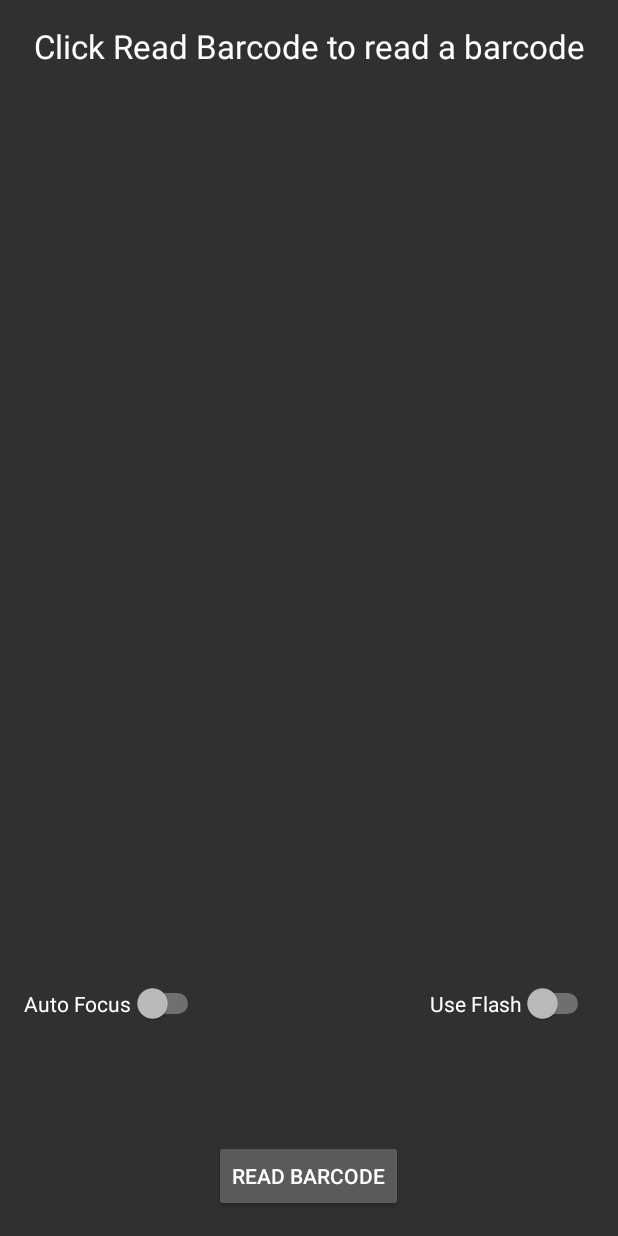
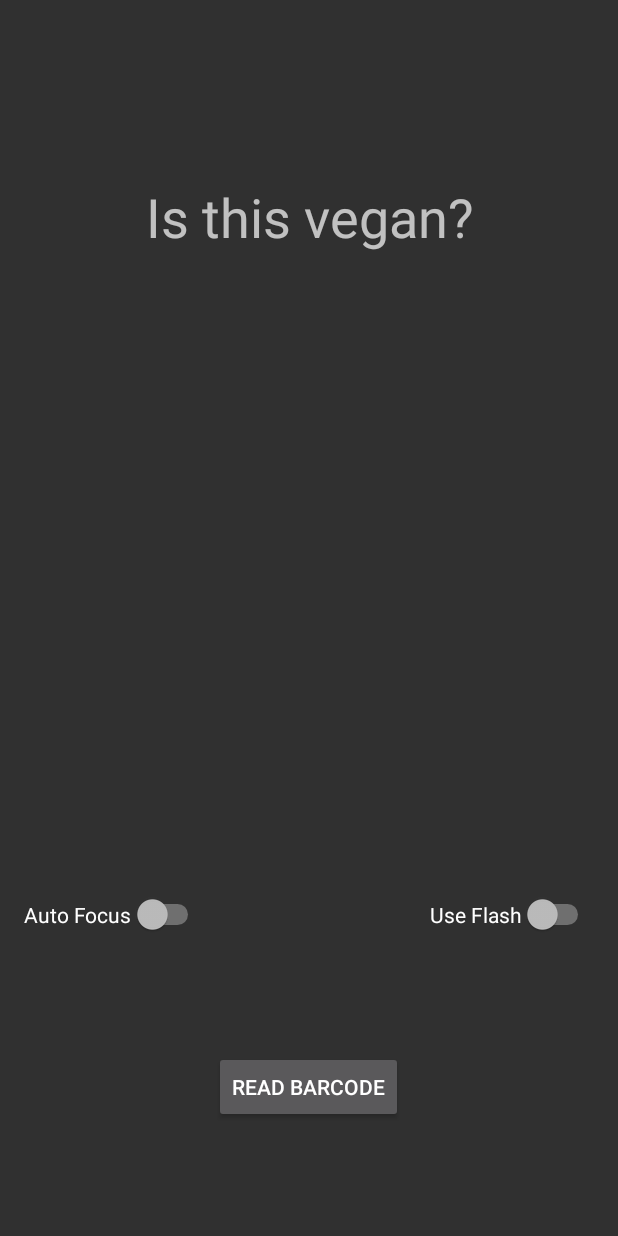
Before and after one commit to v3rena/barcode-reader, an Android app: the screen it shows after launch (MainActivity), on a phone screen of 412 x 824 dp. Run offline under Robolectric (Android 15) with nearby library versions, the phone set to English and light mode, and no system bars.

Commit message:
Layout changed

```diff
--- a/app/build.gradle
+++ b/app/build.gradle
@@ -25,4 +25,5 @@ dependencies {
     // Important - the CameraSource implementation in this project requires version 8.1 or higher.
     compile 'com.google.android.gms:play-services-vision:9.4.0+'
     compile 'com.android.support:design:24.2.0'
+    compile 'com.android.support.constraint:constraint-layout:1.0.2'
 }
--- a/app/src/main/res/layout-land-v17/activity_main.xml
+++ b/app/src/main/res/layout-land-v17/activity_main.xml
@@ -8,14 +8,14 @@
     tools:context="com.google.android.gms.samples.vision.barcodereader.MainActivity">
 
     <TextView
+        android:id="@+id/status_message"
         android:layout_width="match_parent"
         android:layout_height="wrap_content"
-        android:textAppearance="?android:attr/textAppearanceLarge"
+        android:layout_alignParentEnd="true"
+        android:layout_centerHorizontal="true"
         android:text="@string/barcode_header"
-        android:id="@+id/status_message"
-        android:layout_alignParentEnd="true"
         android:textAlignment="center"
-        android:layout_centerHorizontal="true" />
+        android:textSize="36sp" />
 
     <TextView
         android:layout_width="wrap_content"
--- a/app/src/main/res/layout-land/activity_main.xml
+++ b/app/src/main/res/layout-land/activity_main.xml
@@ -8,14 +8,15 @@
     tools:context="com.google.android.gms.samples.vision.barcodereader.MainActivity">
 
     <TextView
+        android:id="@+id/status_message"
         android:layout_width="match_parent"
         android:layout_height="wrap_content"
-        android:textAppearance="?android:attr/textAppearanceLarge"
+        android:layout_alignParentEnd="true"
+        android:layout_alignParentRight="true"
+        android:layout_centerHorizontal="true"
         android:text="@string/barcode_header"
-        android:id="@+id/status_message"
-        android:layout_alignParentRight="true"
-        android:layout_alignParentEnd="true"
-        android:layout_centerHorizontal="true" />
+        android:textAlignment="center"
+        android:textSize="36sp" />
 
     <TextView
         android:layout_width="wrap_content"
--- a/app/src/main/res/layout-v17/activity_main.xml
+++ b/app/src/main/res/layout-v17/activity_main.xml
@@ -8,14 +8,16 @@
     tools:context="com.google.android.gms.samples.vision.barcodereader.MainActivity">
 
     <TextView
+        android:id="@+id/status_message"
         android:layout_width="match_parent"
         android:layout_height="wrap_content"
-        android:textAppearance="?android:attr/textAppearanceLarge"
+        android:layout_alignParentLeft="true"
+        android:layout_alignParentStart="true"
+        android:layout_alignParentTop="true"
+        android:layout_marginTop="104dp"
         android:text="@string/barcode_header"
-        android:id="@+id/status_message"
-        android:layout_alignParentEnd="true"
         android:textAlignment="center"
-        android:layout_centerHorizontal="true" />
+        android:textSize="36sp" />
 
     <TextView
         android:layout_width="wrap_content"
@@ -33,7 +35,8 @@
         android:text="@string/read_barcode"
         android:id="@+id/read_barcode"
         android:layout_alignParentBottom="true"
-        android:layout_centerHorizontal="true" />
+        android:layout_centerHorizontal="true"
+        android:layout_marginBottom="59dp" />
 
     <Switch
         android:layout_width="wrap_content"
--- a/app/src/main/res/layout/activity_main.xml
+++ b/app/src/main/res/layout/activity_main.xml
@@ -8,14 +8,17 @@
     tools:context="com.google.android.gms.samples.vision.barcodereader.MainActivity">
 
     <TextView
+        android:id="@+id/status_message"
         android:layout_width="match_parent"
         android:layout_height="wrap_content"
-        android:textAppearance="?android:attr/textAppearanceLarge"
         android:text="@string/barcode_header"
-        android:id="@+id/status_message"
-        android:layout_alignParentRight="true"
-        android:layout_alignParentEnd="true"
-        android:layout_centerHorizontal="true" />
+        android:textAlignment="center"
+        android:textAllCaps="false"
+        android:textSize="36sp"
+        android:layout_alignParentTop="true"
+        android:layout_alignParentLeft="true"
+        android:layout_alignParentStart="true"
+        android:layout_marginTop="74dp" />
 
     <TextView
         android:layout_width="wrap_content"
@@ -35,18 +38,19 @@
         android:text="@string/read_barcode"
         android:id="@+id/read_barcode"
         android:layout_alignParentBottom="true"
-        android:layout_centerHorizontal="true" />
+        android:layout_centerHorizontal="true"
+        android:layout_marginBottom="70dp" />
 
     <CheckBox
         android:layout_width="wrap_content"
         android:layout_height="wrap_content"
         android:text="@string/auto_focus"
         android:id="@+id/auto_focus"
-        android:layout_below="@+id/barcode_value"
-        android:layout_alignParentLeft="true"
-        android:layout_alignParentStart="true"
-        android:layout_marginTop="66dp"
-        android:checked="false" />
+        android:checked="false"
+        android:layout_above="@+id/read_barcode"
+        android:layout_toLeftOf="@+id/read_barcode"
+        android:layout_toStartOf="@+id/read_barcode"
+        android:layout_marginBottom="24dp" />
 
     <CheckBox
         android:layout_width="wrap_content"
--- a/app/src/main/res/values/strings.xml
+++ b/app/src/main/res/values/strings.xml
@@ -4,8 +4,8 @@
     <string name="permission_camera_rationale">Access to the camera is needed for detection</string>
     <string name="no_camera_permission">This application cannot run because it does not have the camera permission.  The application will now exit.</string>
     <string name="low_storage_error">Face detector dependencies cannot be downloaded due to low device storage</string>
-    <string name="title_activity_main">Barcode Reader Sample</string>
-    <string name="barcode_header">Click &quot;Read Barcode&quot; to read a barcode</string>
+    <string name="title_activity_main">Is this vegan?</string>
+    <string name="barcode_header">Is this vegan?</string>
     <string name="read_barcode">Read Barcode</string>
     <string name="auto_focus">Auto Focus</string>
     <string name="use_flash">Use Flash</string>
```
